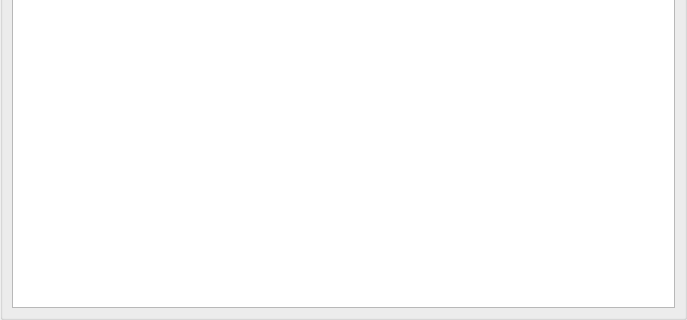
Qt form qquake/ui/ogc_service_widget.ui (INGV/qquake) before a commit; both pictures show x 0 to 687 and y 293 to 613 of the 687 by 613 pixel window.
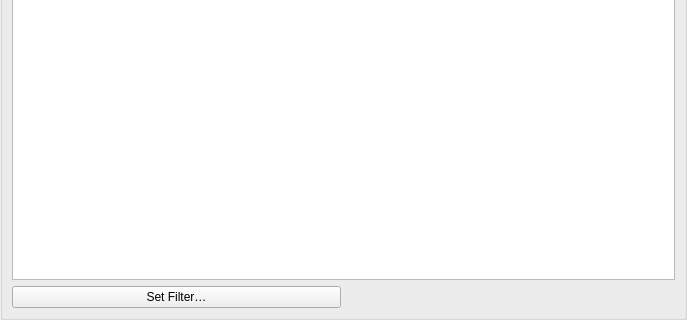
The same form after that commit.

Commit message: Allow CQL filters for OGC services

Diff of the .ui file:
```diff
--- a/qquake/ui/ogc_service_widget.ui
+++ b/qquake/ui/ogc_service_widget.ui
@@ -35,6 +35,20 @@
       <item row="0" column="0" colspan="2">
        <widget class="QTreeView" name="layers_tree_view"/>
       </item>
+      <item row="1" column="1">
+       <widget class="QLabel" name="cql_filter_label">
+        <property name="text">
+         <string/>
+        </property>
+       </widget>
+      </item>
+      <item row="1" column="0">
+       <widget class="QPushButton" name="button_set_filter">
+        <property name="text">
+         <string>Set Filter…</string>
+        </property>
+       </widget>
+      </item>
      </layout>
     </widget>
    </item>
```
The commit also changes 3 other files.
